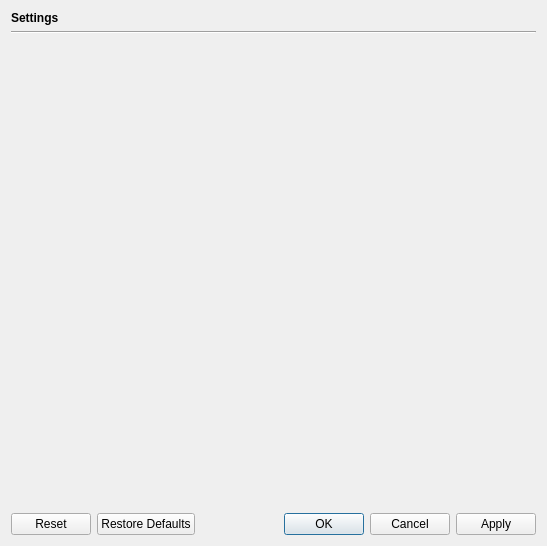
raininja/quassel2go, file src/mobileui/ui/settingspagedlg.ui: the form before one commit.
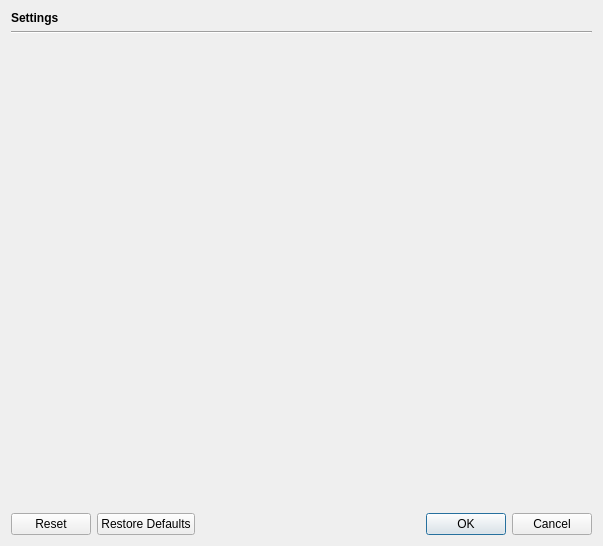
The form after the commit. Icons and pictures are not drawn.

```diff
--- a/src/mobileui/ui/settingspagedlg.ui
+++ b/src/mobileui/ui/settingspagedlg.ui
@@ -6,7 +6,7 @@
    <rect>
     <x>0</x>
     <y>0</y>
-    <width>547</width>
+    <width>603</width>
     <height>546</height>
    </rect>
   </property>
@@ -60,7 +60,7 @@
       <enum>Qt::Horizontal</enum>
      </property>
      <property name="standardButtons">
-      <set>QDialogButtonBox::Apply|QDialogButtonBox::Cancel|QDialogButtonBox::Ok|QDialogButtonBox::Reset|QDialogButtonBox::RestoreDefaults</set>
+      <set>QDialogButtonBox::Cancel|QDialogButtonBox::Ok|QDialogButtonBox::Reset|QDialogButtonBox::RestoreDefaults</set>
      </property>
     </widget>
    </item>
```
